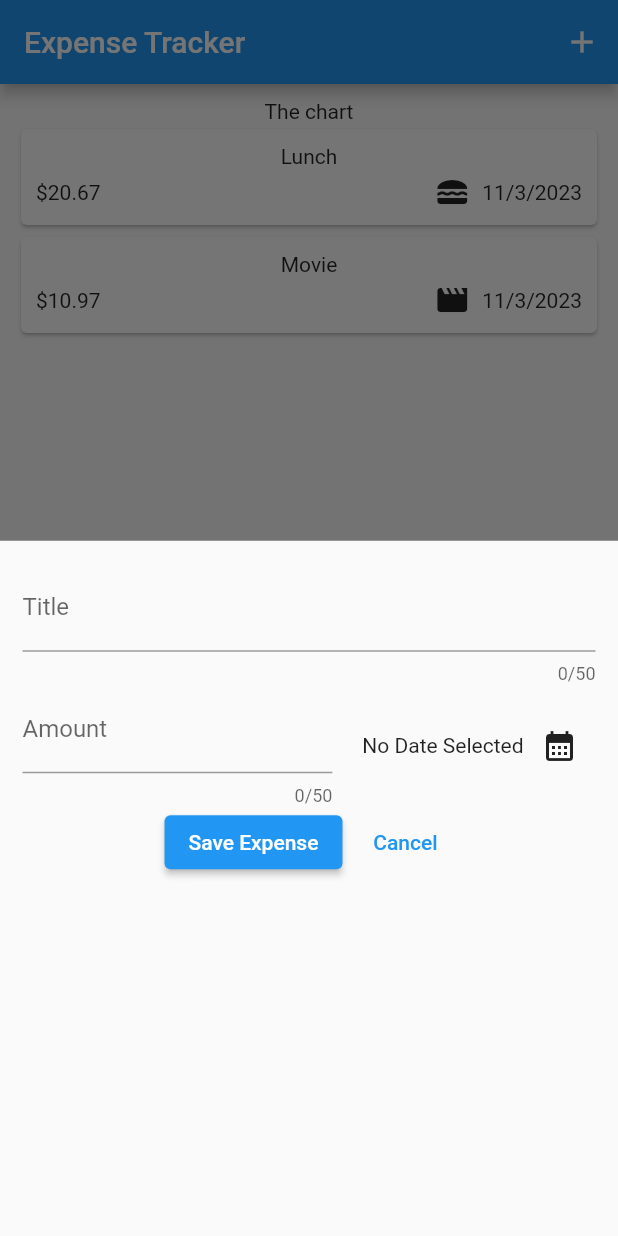
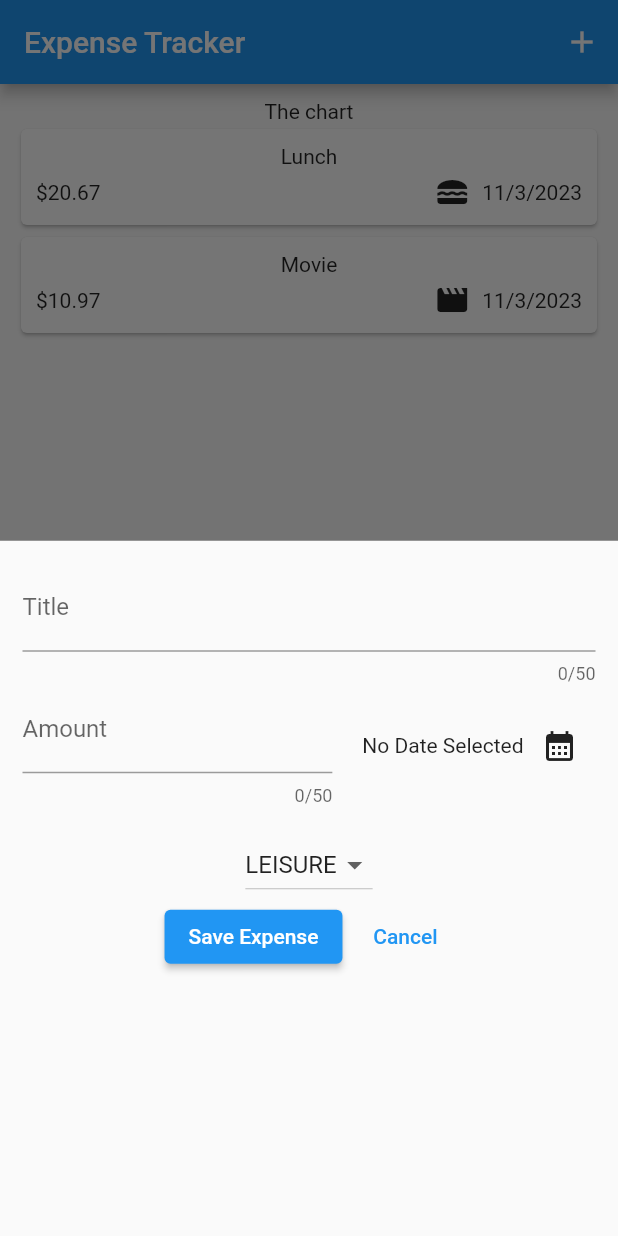
Before and after one commit to silverag2002/expense_app_flutter, a Flutter app: the screen it shows after launch, after a tap on the "add" icon, on a phone screen of 412 x 824 dp. Run offline on Flutter 3.47's test engine with Material 2 defaults, Android fonts, the phone set to English and light mode, and no system bars.

Commit message:
Added drop down

```diff
--- a/lib/widgets/expense_input.dart
+++ b/lib/widgets/expense_input.dart
@@ -23,6 +23,7 @@ class _ExpenseInputState extends State<ExpenseInput> {
     super.dispose();
   }
 
+  Category _selectedCategory = Category.leisure;
   Widget build(context) {
     return Padding(
         padding: EdgeInsets.all(15),
@@ -70,9 +71,25 @@ class _ExpenseInputState extends State<ExpenseInput> {
                         },
                         icon: const Icon(Icons.calendar_month))
                   ],
-                )
+                ),
               ],
             ),
+            SizedBox(height: 15),
+            DropdownButton(
+                value: _selectedCategory,
+                items: Category.values
+                    .map((category) => DropdownMenuItem(
+                        value: category,
+                        child: Text(category.name.toString().toUpperCase())))
+                    .toList(),
+                onChanged: (value) {
+                  setState(() {
+                    if (value == null) {
+                      return;
+                    }
+                    _selectedCategory = value;
+                  });
+                }),
             Row(
               mainAxisAlignment: MainAxisAlignment.center,
               children: [
```
